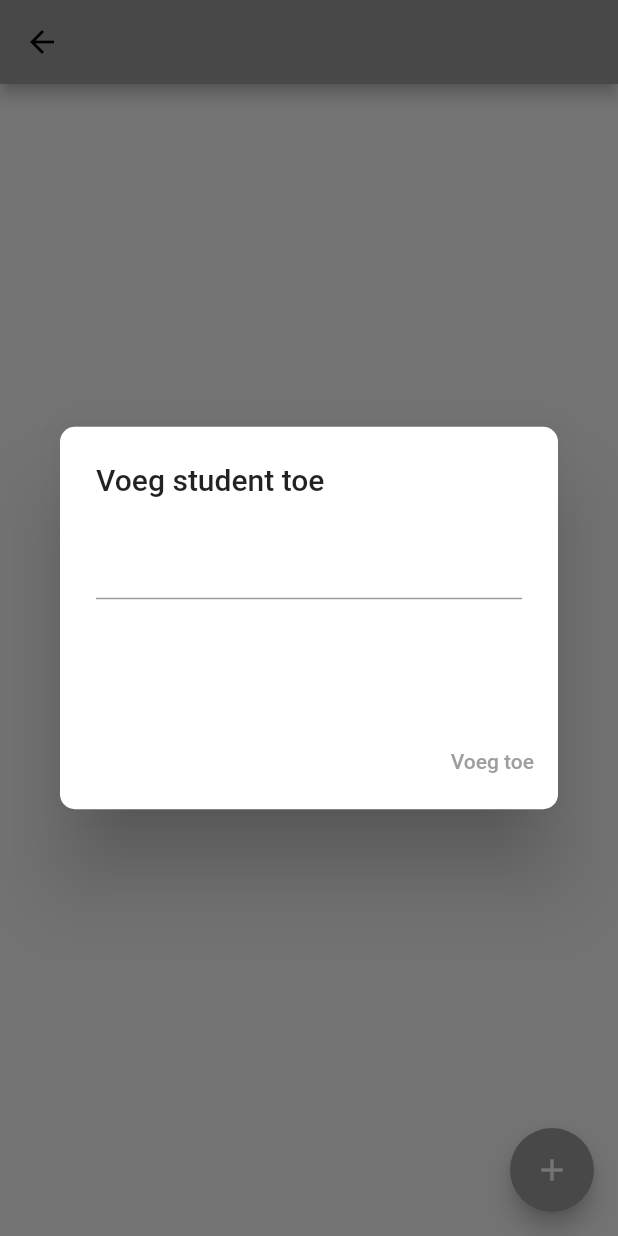
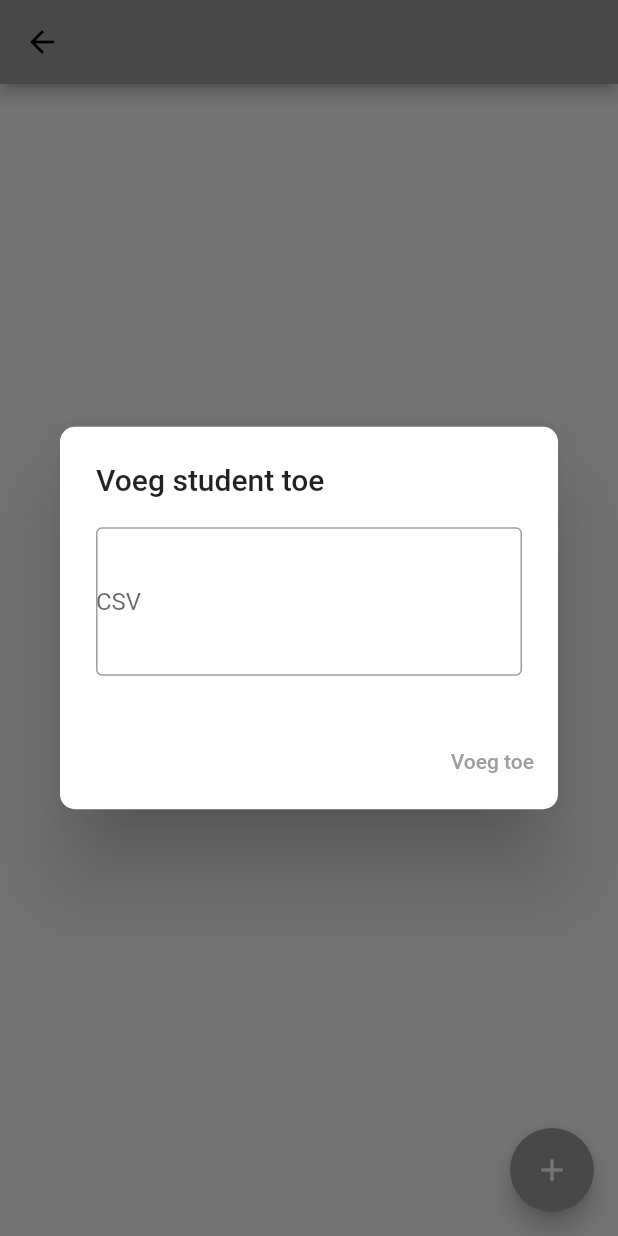
Before and after one commit to aybelss/Groep25, a Flutter app: the AddStudent screen opened directly, after a tap on the "add" icon, on a phone screen of 412 x 824 dp. Run offline on Flutter 3.47's test engine with Material 2 defaults, Android fonts, the phone set to English and light mode, and no system bars; our stand-ins replace cloud_firestore, firebase_auth, firebase_core, fluttertoast; accounts and stored records are empty.

Commit message:
student csv added

```diff
--- a/Myproject/flutter_application_1/lib/screens/admin/student_screen/all_student.dart
+++ b/Myproject/flutter_application_1/lib/screens/admin/student_screen/all_student.dart
@@ -21,10 +21,11 @@ class _AddStudentState extends State<AddStudent> {
     student = ["Hello", "Hey There"];
   }
 
-  createStudent() {
+  createStudent(String title) {
     DocumentReference documentReference =
         FirebaseFirestore.instance.collection("students").doc(title);
 
+    // ignore: non_constant_identifier_names
     Map<String, String> StudentList = {
       "studentTitle": title,
       "score": score,
@@ -32,6 +33,7 @@ class _AddStudentState extends State<AddStudent> {
 
     documentReference
         .set(StudentList)
+        // ignore: avoid_print
         .whenComplete(() => print("Student succesvol gemaakt"));
   }
 
@@ -41,6 +43,7 @@ class _AddStudentState extends State<AddStudent> {
 
     documentReference
         .delete()
+        // ignore: avoid_print
         .whenComplete(() => print("Student succesvol verwijdert"));
   }
 
@@ -54,7 +57,7 @@ class _AddStudentState extends State<AddStudent> {
         stream: FirebaseFirestore.instance.collection("students").snapshots(),
         builder: (context, snapshot) {
           if (snapshot.hasError) {
-            return Text('Er is iets mis gegaan');
+            return const Text('Er is iets mis gegaan');
           } else if (snapshot.hasData || snapshot.data != null) {
             return ListView.builder(
                 shrinkWrap: true,
@@ -103,16 +106,23 @@ class _AddStudentState extends State<AddStudent> {
                   shape: RoundedRectangleBorder(
                       borderRadius: BorderRadius.circular(10)),
                   title: const Text("Voeg student toe"),
-                  content: Container(
+                  content: SizedBox(
                     width: 400,
                     height: 100,
                     child: Column(
                       children: [
                         TextField(
+                          decoration: const InputDecoration(
+                            hintText: "CSV",
+                            border: OutlineInputBorder(),
+                            contentPadding: EdgeInsets.symmetric(vertical: 40),
+                          ),
                           onChanged: (String value) {
                             title = value;
                             score = "0";
                           },
+                          maxLines: 7,
+                          minLines: 1,
                         ),
                       ],
                     ),
@@ -120,10 +130,21 @@ class _AddStudentState extends State<AddStudent> {
                   actions: <Widget>[
                     TextButton(
                         onPressed: () {
-                          setState(() {
-                            createStudent();
-                          });
-                          Navigator.of(context).pop();
+                          // ignore: non_constant_identifier_names
+                          List<String> StudentIds = title.split(';');
+                          // ignore: unnecessary_null_comparison
+                          if (title.split(';') == null) {
+                            StudentIds = [title];
+                          }
+                          if (title != '') {
+                            Navigator.of(context).pop();
+                            for (int i = 0; i < title.length; i++) {
+                              createStudent(StudentIds[i]);
+                            }
+                          } else {
+                            // ignore: avoid_print
+                            print('No student IDs entered');
+                          }
                         },
                         child: const Text("Voeg toe"))
                   ],
--- a/Myproject/flutter_application_1/lib/screens/student/student_start_screen.dart
+++ b/Myproject/flutter_application_1/lib/screens/student/student_start_screen.dart
@@ -20,7 +20,7 @@ class _StudentStartState extends State<StudentStart> {
         stream: FirebaseFirestore.instance.collection("students").snapshots(),
         builder: (context, snapshot) {
           if (snapshot.hasError) {
-            return Text('Er is iets mis gegaan');
+            return const Text('Er is iets mis gegaan');
           } else if (snapshot.hasData || snapshot.data != null) {
             return ListView.builder(
                 shrinkWrap: true,
```
